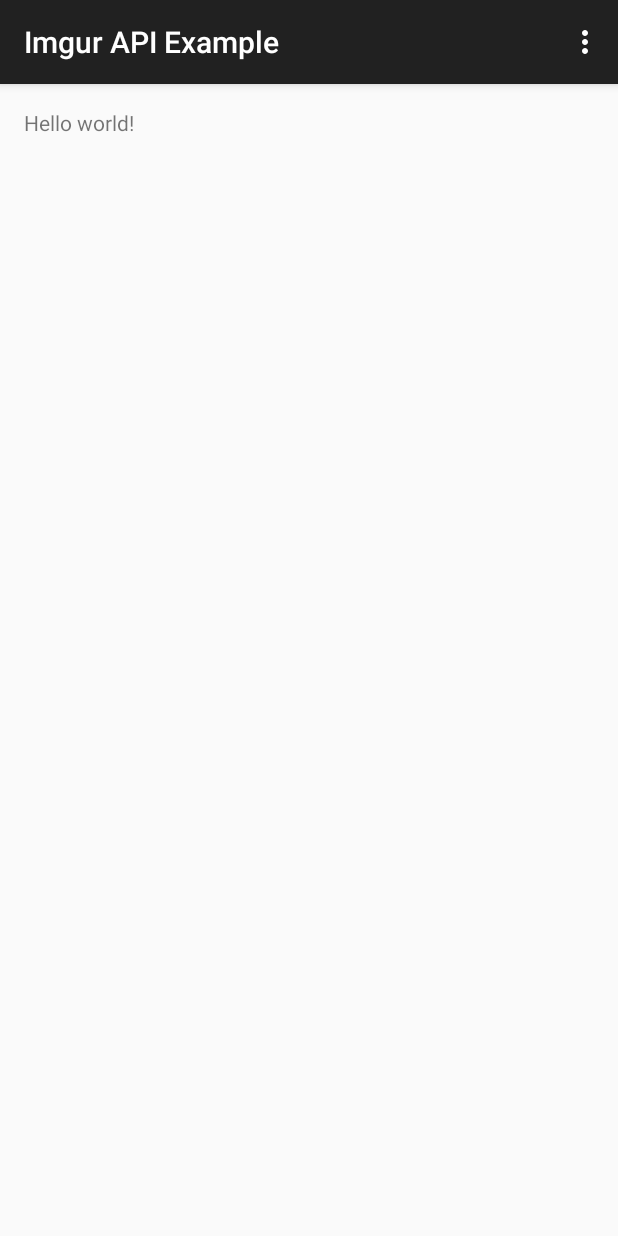
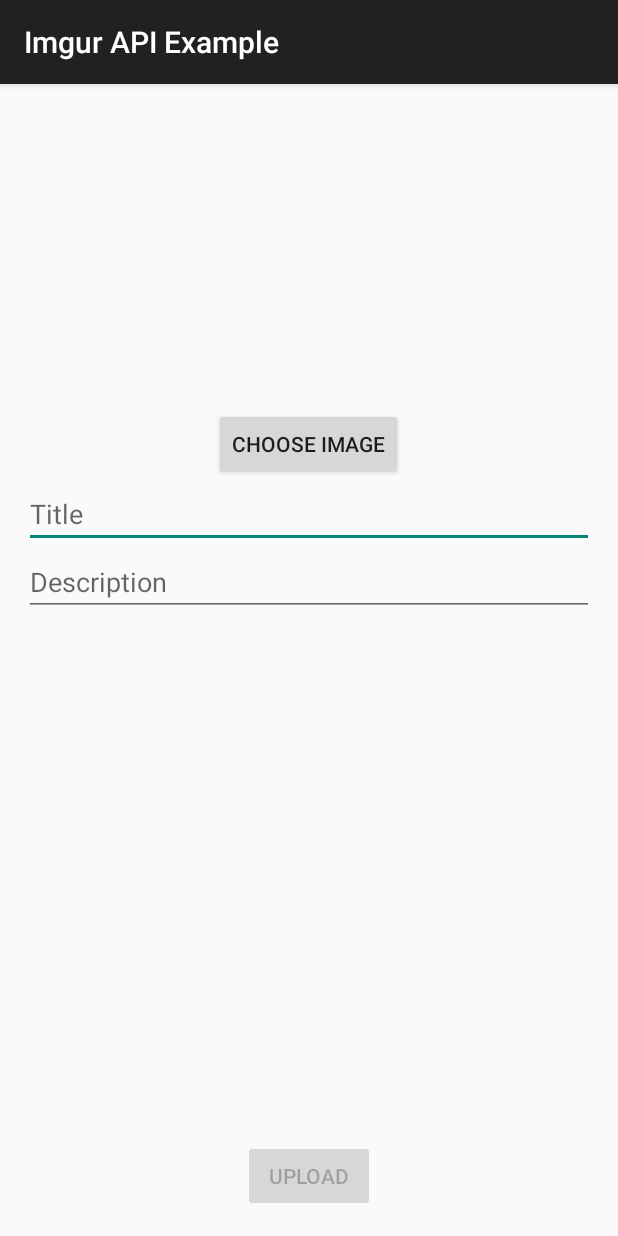
Before and after one commit to AKiniyalocts/imgur-android, an Android app: the screen it shows after launch (MainActivity), on a phone screen of 412 x 824 dp. Run offline under Robolectric (Android 15) with nearby library versions, the phone set to English and light mode, and no system bars; our stand-ins replace ButterKnife, Picasso; pictures from the network do not load.

Commit message:
image picker, basic ui

```diff
--- a/app/build.gradle
+++ b/app/build.gradle
@@ -26,4 +26,6 @@ dependencies {
   compile 'com.squareup.retrofit:retrofit:1.7.0'
   compile 'com.squareup.okhttp:okhttp:2.0.0'
   compile 'com.squareup.okhttp:okhttp-urlconnection:2.0.0'
+  compile 'com.jakewharton:butterknife:6.0.0'
+  compile 'com.squareup.picasso:picasso:2.4.0'
 }
--- a/app/src/main/java/akiniyalocts/imgurapiexample/MainActivity.java
+++ /dev/null
@@ -1,37 +0,0 @@
-package akiniyalocts.imgurapiexample;
-
-import android.support.v7.app.ActionBarActivity;
-import android.os.Bundle;
-import android.view.Menu;
-import android.view.MenuItem;
-
-public class MainActivity extends ActionBarActivity {
-
-  @Override
-  protected void onCreate(Bundle savedInstanceState) {
-    super.onCreate(savedInstanceState);
-    setContentView(R.layout.activity_main);
-  }
-
-  @Override
-  public boolean onCreateOptionsMenu(Menu menu) {
-    // Inflate the menu; this adds items to the action bar if it is present.
-    getMenuInflater().inflate(R.menu.menu_main, menu);
-    return true;
-  }
-
-  @Override
-  public boolean onOptionsItemSelected(MenuItem item) {
-    // Handle action bar item clicks here. The action bar will
-    // automatically handle clicks on the Home/Up button, so long
-    // as you specify a parent activity in AndroidManifest.xml.
-    int id = item.getItemId();
-
-    //noinspection SimplifiableIfStatement
-    if (id == R.id.action_settings) {
-      return true;
-    }
-
-    return super.onOptionsItemSelected(item);
-  }
-}
--- /dev/null
+++ b/app/src/main/java/akiniyalocts/imgurapiexample/activities/MainActivity.java
@@ -0,0 +1,52 @@
+package akiniyalocts.imgurapiexample.activities;
+
+import akiniyalocts.imgurapiexample.R;
+import akiniyalocts.imgurapiexample.helpers.DocumentHelper;
+import akiniyalocts.imgurapiexample.helpers.IntentHelper;
+import akiniyalocts.imgurapiexample.utils.aLog;
+import android.content.Intent;
+import android.net.Uri;
+import android.support.v7.app.ActionBarActivity;
+import android.os.Bundle;
+import android.widget.Button;
+import android.widget.ImageView;
+import butterknife.ButterKnife;
+import butterknife.InjectView;
+import butterknife.OnClick;
+import com.squareup.picasso.Picasso;
+import java.io.File;
+
+public class MainActivity extends ActionBarActivity {
+  public final static String TAG = MainActivity.class.getSimpleName();
+
+  @InjectView(R.id.upload_image)ImageView uploadImage;
+  @InjectView(R.id.upload_btn)Button uploadBtn;
+
+  @Override
+  protected void onCreate(Bundle savedInstanceState) {
+    super.onCreate(savedInstanceState);
+    setContentView(R.layout.activity_main);
+    ButterKnife.inject(this);
+  }
+
+  @Override protected void onActivityResult(int requestCode, int resultCode, Intent data) {
+    super.onActivityResult(requestCode, resultCode, data);
+    Uri returnUri;
+    File chosenFile;
+
+    if(requestCode == IntentHelper.FILE_PICK) {
+      if (resultCode == RESULT_OK) {
+        returnUri = data.getData();
+        chosenFile = new File(DocumentHelper.getPath(this, returnUri));
+        Picasso.with(this).load(chosenFile).fit().into(uploadImage);
+        uploadBtn.setEnabled(true);
+      }
+    }
+
+  }
+
+  @OnClick(R.id.choose_btn)
+  public void onChooseImage(){
+    IntentHelper.chooseFileIntent(this);
+  }
+}
--- a/app/src/main/res/layout/activity_main.xml
+++ b/app/src/main/res/layout/activity_main.xml
@@ -7,10 +7,49 @@
     android:paddingTop="@dimen/activity_vertical_margin"
     android:paddingBottom="@dimen/activity_vertical_margin"
     tools:context=".MainActivity">
+  <ImageView
+      android:layout_width="match_parent"
+      android:layout_height="wrap_content"
+      android:minHeight="200dp"
+      android:id="@+id/upload_image"
+      android:layout_alignParentTop="true"
+      />
 
-  <TextView
-      android:text="@string/hello_world"
+  <Button
       android:layout_width="wrap_content"
-      android:layout_height="wrap_content" />
+      android:layout_height="wrap_content"
+      android:text="@string/choose"
+      android:id="@+id/choose_btn"
+      android:layout_centerHorizontal="true"
+      android:layout_centerVertical="true"
+      android:layout_below="@+id/upload_image"
+      />
+  <EditText
+      android:layout_width="match_parent"
+      android:layout_height="wrap_content"
+      android:id="@+id/upload_title"
+      android:hint="@string/title"
+      android:layout_below="@+id/choose_btn"
+      />
+  <EditText
+      android:layout_width="match_parent"
+      android:layout_height="wrap_content"
+      android:id="@+id/upload_desc"
+      android:hint="@string/description"
+      android:layout_below="@+id/upload_title"
+      />
+  <Button
+      android:layout_width="wrap_content"
+      android:layout_height="wrap_content"
+      android:text="@string/upload"
+      android:id="@+id/upload_btn"
+      android:enabled="false"
+      android:layout_centerHorizontal="true"
+      android:layout_centerVertical="true"
+      android:layout_alignParentBottom="true"
+      />
+
+
+
 
 </RelativeLayout>
--- a/app/src/main/res/values/strings.xml
+++ b/app/src/main/res/values/strings.xml
@@ -3,4 +3,8 @@
 
   <string name="hello_world">Hello world!</string>
   <string name="action_settings">Settings</string>
+  <string name="choose">Choose Image</string>
+  <string name="upload">Upload</string>
+  <string name="title">Title</string>
+  <string name="description">Description</string>
 </resources>
```
Also changed, not shown: app/src/main/AndroidManifest.xml (+6 -1 lines), app/src/main/java/akiniyalocts/imgurapiexample/Constants.java (added, +16 -0 lines), app/src/main/java/akiniyalocts/imgurapiexample/helpers/DocumentHelper.java (added, +158 -0 lines), app/src/main/java/akiniyalocts/imgurapiexample/helpers/IntentHelper.java (added, +18 -0 lines), app/src/main/java/akiniyalocts/imgurapiexample/imgurmodel/BasicResponse.java (added, +10 -0 lines), app/src/main/java/akiniyalocts/imgurapiexample/imgurmodel/ImageResponse.java (added, +31 -0 lines), app/src/main/java/akiniyalocts/imgurapiexample/imgurmodel/ImgurAPI.java (added, +35 -0 lines), app/src/main/java/akiniyalocts/imgurapiexample/services/OnImageUploadedListener.java (added, +10 -0 lines), app/src/main/java/akiniyalocts/imgurapiexample/services/UploadService.java (added, +74 -0 lines), app/src/main/java/akiniyalocts/imgurapiexample/utils/NetworkUtils.java (added, +57 -0 lines), app/src/main/java/akiniyalocts/imgurapiexample/utils/aLog.java (added, +17 -0 lines), 2 other files.
